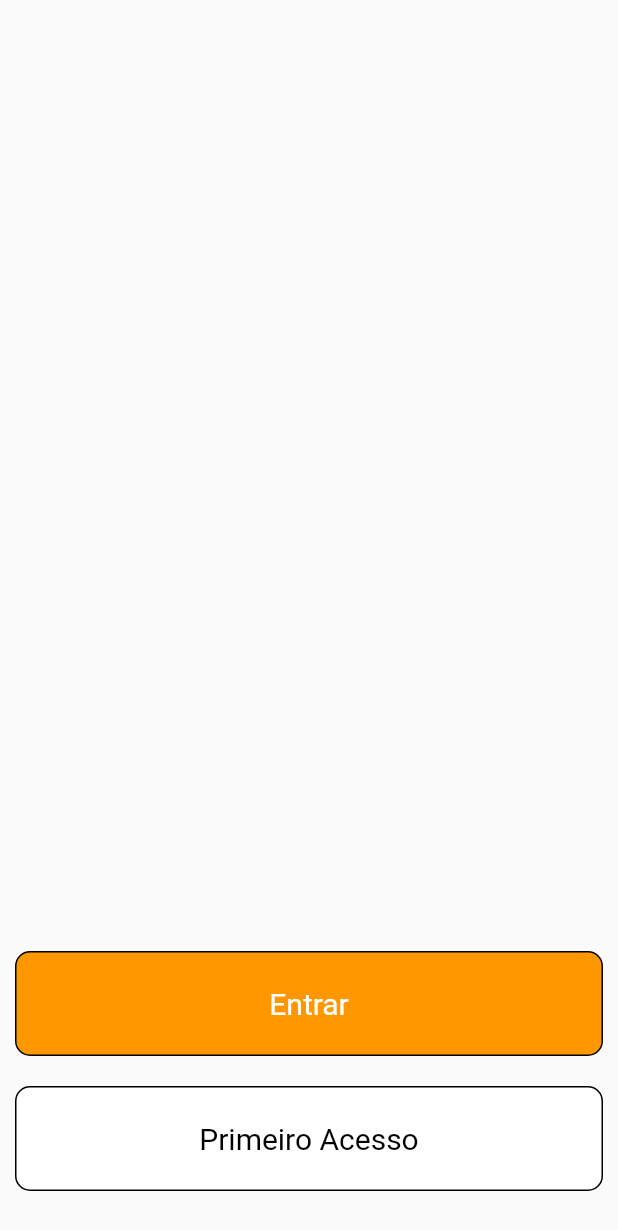
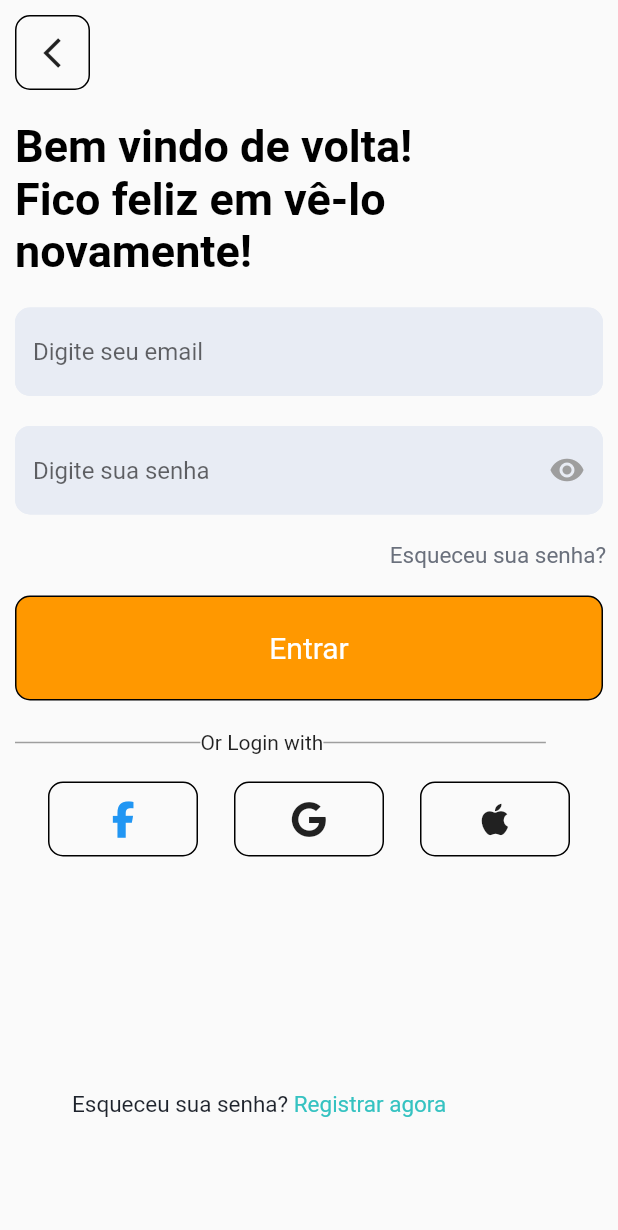
Before and after one commit to MatheusNerisXa/AppHelpStudent, a Flutter app: the screen it shows after launch, after a tap on "Entrar", on a phone screen of 412 x 824 dp. Shown: the top 1230 px of the screen. Run offline on Flutter 3.47's test engine with Material 2 defaults, Android fonts, the phone set to English and light mode, and no system bars; our stand-ins replace firebase_core, font_awesome_flutter; accounts and stored records are empty.

Commit message:
tela de login

```diff
--- a/help_student/lib/components/button.dart
+++ b/help_student/lib/components/button_custom.dart
@@ -1,12 +1,12 @@
 import 'package:flutter/material.dart';
 
-class Button extends StatelessWidget {
+class ButtonCustom extends StatelessWidget {
   final VoidCallback? onPressed;
   final Color? textColor;
   final String? buttonText;
   final Color?  buttonColor;
 
-  const Button({Key? key, this.buttonText, this.buttonColor, this.onPressed, this.textColor}) : super(key: key);
+  const ButtonCustom({Key? key, this.buttonText, this.buttonColor, this.onPressed, this.textColor}) : super(key: key);
 
   @override
   Widget build(BuildContext context) {
--- /dev/null
+++ b/help_student/lib/components/textfiled_custom.dart
@@ -0,0 +1,46 @@
+import 'package:flutter/material.dart';
+
+class CustomTextfield extends StatelessWidget {
+  final TextEditingController myController;
+  final String? hintText;
+  final bool? isPassword;
+
+  const CustomTextfield({Key? key, required this.myController, this.hintText, this.isPassword}) : super(key: key);
+
+  @override
+  Widget build(BuildContext context) {
+     return Padding(
+      padding: const EdgeInsets.all(10.0),
+      child: TextField(
+        keyboardType: isPassword!?  TextInputType.visiblePassword : TextInputType.emailAddress,
+        enableSuggestions: isPassword!? false: true,
+        autocorrect: isPassword!? false:true,
+        obscureText: isPassword??true,
+        controller: myController,
+        decoration: InputDecoration(
+          suffixIcon: isPassword!? IconButton(
+            icon: const Icon(
+                Icons.remove_red_eye,
+                color: Colors.grey,
+            ),
+            onPressed: (){},
+          ): null,
+            enabledBorder:  OutlineInputBorder(
+              borderSide: const BorderSide(color: Color(0xffE8ECF4), width: 1),
+              borderRadius: BorderRadius.circular(10)
+            ),
+            focusedBorder: OutlineInputBorder(
+                borderSide:const BorderSide(color: Color(0xffE8ECF4), width: 1),
+                borderRadius: BorderRadius.circular(10)
+            ),
+            fillColor: const Color(0xffE8ECF4),
+            filled: true,
+            hintText: hintText,
+            border: OutlineInputBorder(
+                borderRadius: BorderRadius.circular(10)
+            )
+        ),
+      ),
+    );
+  }
+}
--- /dev/null
+++ b/help_student/lib/screens/login.dart
@@ -0,0 +1,184 @@
+import 'package:flutter/material.dart';
+import 'package:font_awesome_flutter/font_awesome_flutter.dart';
+import 'package:help_student/components/textfiled_custom.dart';
+
+import '../components/button_custom.dart';
+
+class Login extends StatefulWidget {
+  const Login({Key? key}) : super(key: key);
+
+  @override
+  State<Login> createState() => _LoginState();
+}
+
+class _LoginState extends State<Login> {
+  TextEditingController _emailController = TextEditingController();
+  TextEditingController _passwordController = TextEditingController();
+  @override
+  Widget build(BuildContext context) {
+    return SafeArea(
+      child: Scaffold(
+        body: Container(
+          height: MediaQuery.of(context).size.height,
+          width: double.infinity,
+          child: Column(
+            crossAxisAlignment: CrossAxisAlignment.start,
+            children: [
+              Padding(
+                padding: const EdgeInsets.all(10.0),
+                child: Container(
+                  height: 50,
+                  width: 50,
+                  decoration: BoxDecoration(
+                    border: Border.all(color: Colors.black, width: 1),
+                    borderRadius: BorderRadius.circular(10),
+                  ),
+                  child: IconButton(
+                      icon: Icon(Icons.arrow_back_ios_sharp),
+                  onPressed:(){
+                    Navigator.pop(context);
+                }),
+                ),
+              ),
+              const Padding(
+                padding: EdgeInsets.all(10.0),
+                child: Text(
+                  "Bem vindo de volta! \nFico feliz em vê-lo novamente!",
+                  style: TextStyle(
+                    color: Colors.black,
+                    fontSize: 30,
+                    fontWeight: FontWeight.bold
+                  ),
+                ),
+              ),
+              CustomTextfield(
+                myController: _emailController,
+                hintText: "Digite seu email",
+                isPassword: false
+              ),
+              CustomTextfield(
+                  myController: _passwordController,
+                  hintText: "Digite sua senha",
+                  isPassword: true
+              ),
+              const Align(
+                alignment: Alignment.centerRight,
+                child: Padding(
+                  padding:  EdgeInsets.all(8.0),
+                  child:  Text(
+                    "Esqueceu sua senha?",
+                    style: TextStyle(
+                      color: Color(0xff6A707C),
+                      fontSize: 15,
+                    ),
+                  ),
+                ),
+              ),
+              ButtonCustom(
+                buttonText: "Entrar",
+                buttonColor: Colors.orange,
+                textColor: Colors.white,
+                onPressed: (){
+                  Navigator.push(context, MaterialPageRoute(builder: (_) => const Login()));
+                },
+              ),
+              Padding(
+                padding: const EdgeInsets.all(10.0),
+                child: Row(
+                  children: [
+                    Container(
+                      height: 1,
+                      width: MediaQuery.of(context).size.height*0.15,
+                      color: Colors.grey,
+                ),
+                    const Text("Or Login with"),
+                    Container(
+                      height: 1,
+                      width: MediaQuery.of(context).size.height*0.18,
+                      color: Colors.grey,
+                    ),
+                  ],
+                ),
+              ),
+              Padding(
+                padding: const EdgeInsets.all(8.0),
+                child: Row(
+                  mainAxisAlignment: MainAxisAlignment.spaceEvenly,
+                  children: [
+                    Container(
+                      height: 50,
+                      width: 100,
+                      decoration: BoxDecoration(
+                        border: Border.all(color: Colors.black, width: 1),
+                        borderRadius: BorderRadius.circular(10),
+                      ),
+                      child: IconButton(
+                        icon: Icon(
+                          FontAwesomeIcons.facebookF,
+                          color: Colors.blue,
+                        ),
+                          onPressed: (){},
+                      ),
+                    ),
+                    Container(
+                      height: 50,
+                      width: 100,
+                      decoration: BoxDecoration(
+                        border: Border.all(color: Colors.black, width: 1),
+                        borderRadius: BorderRadius.circular(10),
+                      ),
+                      child: IconButton(
+                        icon: Icon(
+                          FontAwesomeIcons.google,
+                        ),
+                        onPressed: (){},
+                      ),
+                    ),
+                    Container(
+                      height: 50,
+                      width: 100,
+                      decoration: BoxDecoration(
+                        border: Border.all(color: Colors.black, width: 1),
+                        borderRadius: BorderRadius.circular(10),
+                      ),
+                      child: IconButton(
+                        icon: Icon(
+                          FontAwesomeIcons.apple,
+                        ),
+                        onPressed: (){},
+                      ),
+                    ),
+                  ],
+                ),
+              ),
+              SizedBox(
+                height: 140,
+              ),
+              Padding(
+                padding: const EdgeInsets.fromLTRB(48,8,8,8.0),
+                child: Row(
+                  // mainAxisAlignment: MainAxisAlignment.spaceEvenly,
+                  children: const [
+                     Text(
+                      "Esqueceu sua senha?",
+                      style: TextStyle(
+                        color: Color(0xff1E232C),
+                        fontSize: 15,
+                      ),
+                    ),
+                     Text(" Registrar agora",
+                       style: TextStyle(
+                         color: Color(0xff35C2c1),
+                         fontSize: 15,
+                       ),
+                     ),
+                  ],
+                ),
+              ),
+            ],
+          ),
+        ),
+      ),
+    );
+  }
+}
--- a/help_student/lib/screens/welcome.dart
+++ b/help_student/lib/screens/welcome.dart
@@ -1,5 +1,6 @@
 import 'package:flutter/material.dart';
-import 'package:help_student/components/button.dart';
+import 'package:help_student/components/button_custom.dart';
+import 'package:help_student/screens/login.dart';
 
 class Welcome extends StatelessWidget {
   const Welcome({Key? key}) : super(key: key);
@@ -28,13 +29,15 @@ class Welcome extends StatelessWidget {
             const SizedBox(
                height: 40
              ),
-             Button(
+            ButtonCustom(
               buttonText: "Entrar",
               buttonColor: Colors.orange,
               textColor: Colors.white,
-              onPressed: (){},
+              onPressed: (){
+                Navigator.push(context, MaterialPageRoute(builder: (_) => const Login()));
+              },
             ),
-            Button(
+            ButtonCustom(
               buttonText: "Primeiro Acesso",
               buttonColor: Colors.white,
               textColor: Colors.black,
--- a/help_student/pubspec.yaml
+++ b/help_student/pubspec.yaml
@@ -36,7 +36,8 @@ dependencies:
   # Use with the CupertinoIcons class for iOS style icons.
   cupertino_icons: ^1.0.2
   firebase_core: ^2.8.0
-  cloud_firestore: ^4.4.5
+  font_awesome_flutter: ^10.4.0
+#  cloud_firestore: ^4.4.5
 
 dev_dependencies:
   flutter_test:
```
Also changed, not shown: help_student/pubspec.lock, 2 other files.
